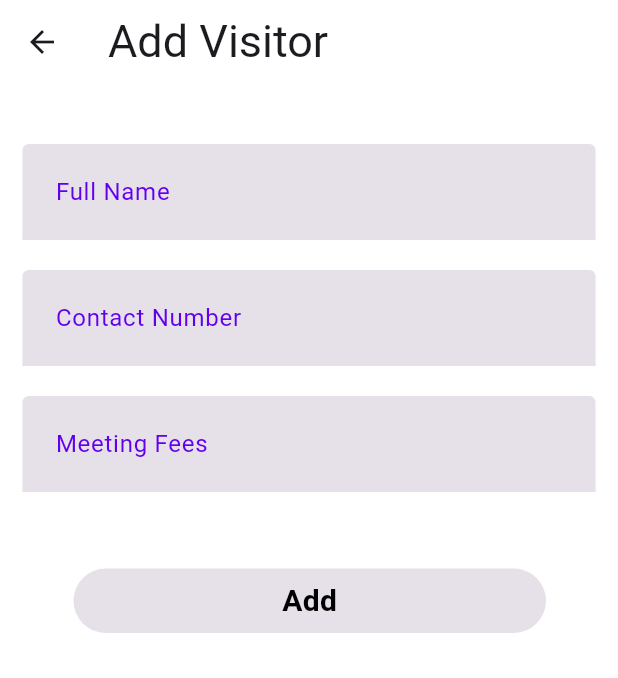
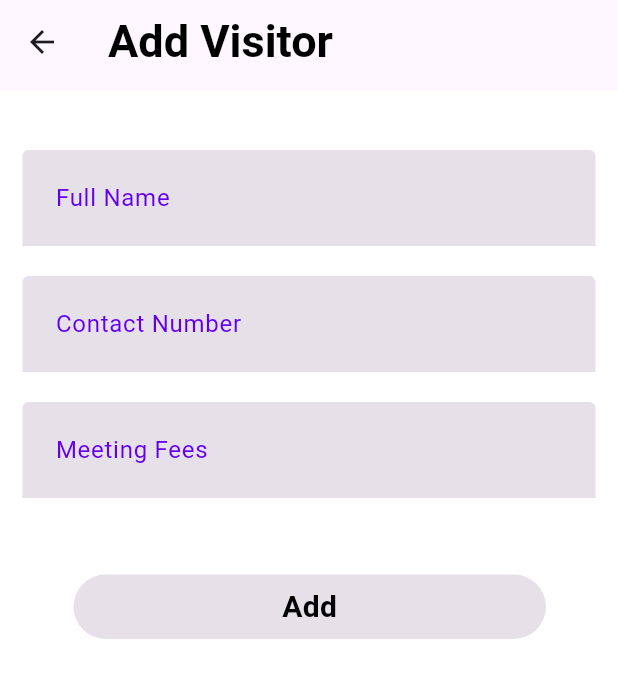
Before and after one commit to wearecmile/kode_and_run_week2, a Flutter app: the AddVisitor screen opened by its route, on a phone screen of 412 x 824 dp. Shown: the top 678 px of the screen. Run offline on Flutter 3.47's test engine with Material 2 defaults, Android fonts, the phone set to English and light mode, and no system bars; our stand-ins replace flutter_svg, intl_phone_field, rxdart; Roboto replaces fonts that are missing (poppins); statements that could not run were skipped.

Commit message:
Modified Add visitor screen

```diff
--- a/lib/screens/add_visitor/controller/add_visitor_controller.dart
+++ b/lib/screens/add_visitor/controller/add_visitor_controller.dart
@@ -2,15 +2,15 @@ import 'dart:async';
 import 'package:flutter/cupertino.dart';
 import 'package:http/http.dart' as http;
 import 'package:meet_well/screens/add_visitor/model/add_visitor_response.dart';
+import 'package:meet_well/utils/constants/api_constants.dart';
 import 'package:meet_well/utils/constants/number_constants.dart';
 
 class AddVisitorController extends ChangeNotifier {
   //TODO Static api calling for only validation
   Future<Object> AddVisitor(fullName, phoneNumber, fees) async {
-    const url =
-        'https://your-api-endpoint.com'; // Replace with your API endpoint
+    const url = ApiConstants.dummyBaseURL; // Replace with your API endpoint
     try {
-      VisitorData data;
+      VisitorData data; //this is to be sent
       data =
           VisitorData(fullName: fullName, phoneNumber: phoneNumber, fees: fees);
       final response = await http.get(Uri.parse(url));
--- a/lib/screens/add_visitor/view/add_visitor_view.dart
+++ b/lib/screens/add_visitor/view/add_visitor_view.dart
@@ -2,6 +2,7 @@ import 'package:flutter/material.dart';
 import 'package:meet_well/utils/constants/color_constants.dart';
 import 'package:meet_well/utils/constants/number_constants.dart';
 import 'package:meet_well/utils/constants/string_constants.dart';
+import 'package:meet_well/utils/widgets/appbar.dart';
 import 'package:provider/provider.dart';
 import '../../../utils/widgets/buttons.dart';
 import '../../../utils/widgets/texxtfeilds.dart';
@@ -25,10 +26,8 @@ class _AddVisitorState extends State<AddVisitor> {
         TextEditingController();
     return Scaffold(
         backgroundColor: whiteColor,
-        appBar: AppBar(
-          backgroundColor: whiteColor,
-          title: const Text(StringConstant.textAddVisitor,
-              style: TextStyle(fontSize: NumberConstant.doubleThirty)),
+        appBar: const Appbar(
+          title: StringConstant.textAddVisitor,
         ),
         body: SingleChildScrollView(
           child: Form(
--- a/lib/utils/constants/style_constants.dart
+++ b/lib/utils/constants/style_constants.dart
@@ -28,7 +28,6 @@ class AppStyle {
       fontSize: NumberConstant.doubleThirty,
     );
   }
-
   static errorNoMeeting() {
     return const TextStyle(
         fontSize: NumberConstant.doubleTwenty, color: redColor);
@@ -39,4 +38,31 @@ class AppStyle {
       fontSize: NumberConstant.doubleTwentyFive,
     );
   }
+
+  static appBarTitle () {
+   return const TextStyle(color: listTextPrimaryColor,
+      fontSize: NumberConstant.doubleThirty,
+      fontWeight: FontWeight.bold,
+    );
+  }
+  static buttonTextStyle (){
+    return const TextStyle(
+        color: listTextPrimaryColor,
+        fontSize: NumberConstant.doubleTwenty,
+        fontWeight: FontWeight.w600);
+  }
+
+
+  static textFormFeildLabel (){
+    return const TextStyle(
+      color: buttonColor ,
+    );
+  }
+
+  static textFormFeild (){
+    return const TextStyle(
+        color: listTextPrimaryColor,
+        fontSize: NumberConstant.doubleFourteen,
+        fontWeight: FontWeight.w400);
+  }
 }
--- a/lib/utils/widgets/appbar.dart
+++ b/lib/utils/widgets/appbar.dart
@@ -1,4 +1,5 @@
 import 'package:flutter/material.dart';
+import 'package:meet_well/utils/constants/style_constants.dart';
 
 import '../constants/color_constants.dart';
 import '../constants/number_constants.dart';
@@ -13,10 +14,7 @@ class Appbar extends StatelessWidget implements PreferredSizeWidget {
     return AppBar(
       title: Text(
         title ?? StringConstant.textEmpty,
-        style: const TextStyle(color: listTextPrimaryColor,
-            fontSize: NumberConstant.doubleThirty,
-            fontWeight: FontWeight.bold,
-        ),
+        style: AppStyle.appBarTitle(),
       ),
     );
   }
--- a/lib/utils/widgets/buttons.dart
+++ b/lib/utils/widgets/buttons.dart
@@ -1,5 +1,6 @@
 import 'package:flutter/material.dart';
 import 'package:flutter/widgets.dart';
+import 'package:meet_well/utils/constants/style_constants.dart';
 import '../constants/color_constants.dart';
 import '../constants/number_constants.dart';
 
@@ -19,7 +20,7 @@ class WidgetGradientBorderButton extends StatefulWidget {
 class _WidgetGradientBorderButtonState
     extends State<WidgetGradientBorderButton> {
   final kInnerDecoration = BoxDecoration(
-    color:buttonBackGroundColor,
+    color: buttonBackGroundColor,
     borderRadius: BorderRadius.circular(NumberConstant.doubleFiftySeven),
   );
 
@@ -27,9 +28,8 @@ class _WidgetGradientBorderButtonState
   Widget build(BuildContext context) {
     return Container(
       margin: const EdgeInsets.only(
-          left: NumberConstant.doubleFortyEight,
-          right: NumberConstant.doubleFortySeven,
-     // bottom: NumberConstant.doubleTwentyFive
+        left: NumberConstant.doubleFortyEight,
+        right: NumberConstant.doubleFortySeven,
       ),
       height: NumberConstant.doubleFortyFive,
       width: double.infinity,
@@ -43,14 +43,9 @@ class _WidgetGradientBorderButtonState
             decoration: kInnerDecoration,
             child: Align(
               alignment: FractionalOffset.center,
-              child: Text(
-                widget.buttonText,
-                textAlign: TextAlign.center,
-                style: const TextStyle(
-                    color: listTextPrimaryColor,
-                    fontSize: NumberConstant.doubleTwenty,
-                    fontWeight: FontWeight.w600),
-              ),
+              child: Text(widget.buttonText,
+                  textAlign: TextAlign.center,
+                  style: AppStyle.buttonTextStyle()),
             ),
           ),
         ),
--- a/lib/utils/widgets/texxtfeilds.dart
+++ b/lib/utils/widgets/texxtfeilds.dart
@@ -2,6 +2,7 @@ import 'package:flutter/material.dart';
 import 'package:flutter/services.dart';
 import 'package:meet_well/utils/constants/number_constants.dart';
 import 'package:meet_well/utils/constants/string_constants.dart';
+import 'package:meet_well/utils/constants/style_constants.dart';
 
 import '../constants/color_constants.dart';
 
@@ -78,15 +79,9 @@ class _WidgetEditTextFieldState extends State<WidgetEditTextField> {
           readOnly: widget.isReadOnly ?? StringConstant.boolFalse,
           enabled: widget.isEnabled,
           controller: widget.controller,
-          style: const TextStyle(
-              color: Colors.black,
-              fontSize: NumberConstant.doubleFourteen,
-              // fontFamily: StringConstant.fontIBMPlexMonoRegular,
-              fontWeight: FontWeight.w400),
+          style: AppStyle.textFormFeild(),
           decoration: InputDecoration(
-              labelStyle:const TextStyle(
-                color: buttonColor ,
-              ),
+              labelStyle:AppStyle.textFormFeildLabel(),
               enabledBorder: const UnderlineInputBorder(
                 borderSide: BorderSide(color:buttonBackGroundColor),
               ),
@@ -100,11 +95,7 @@ class _WidgetEditTextFieldState extends State<WidgetEditTextField> {
                 left: NumberConstant.doubleEighteen,
               ),
               filled: widget.isFilled,
-              hintStyle: const TextStyle(
-                  color: listTextPrimaryColor,
-                  fontSize: NumberConstant.doubleFourteen,
-                  // fontFamily: StringConstant.fontIBMPlexMonoRegular,
-                  fontWeight: FontWeight.w400),
+              hintStyle: AppStyle.textFormFeild(),
               hintText: widget.textFieldHint,
               fillColor: buttonBackGroundColor,
               suffixIcon: widget.suffixIcon,
```
